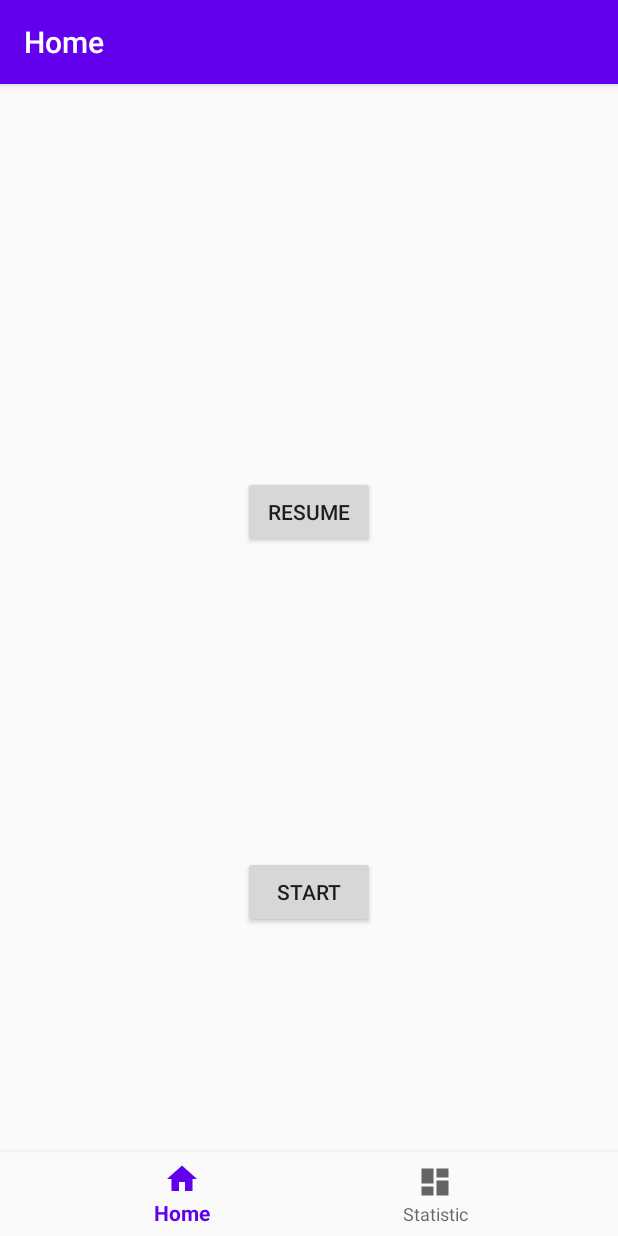
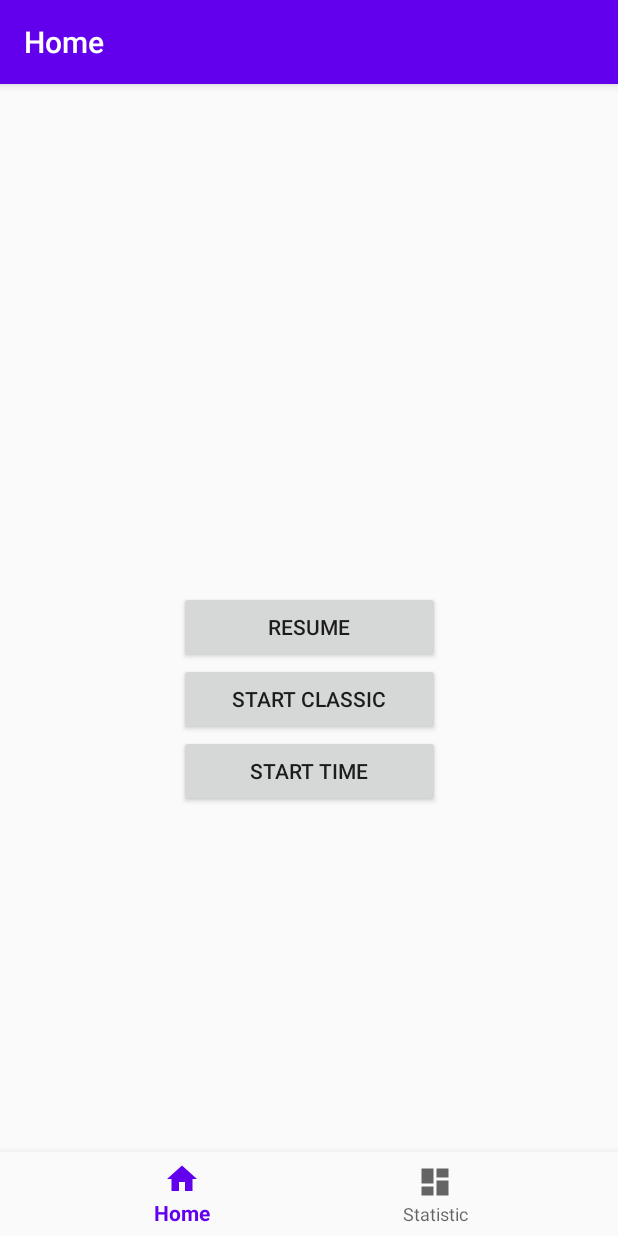
Before and after one commit to Alexandr-star/sudoku-awesome-puzzle-greate-n-the-best-wow-game-in-the-world-sometimes, an Android app: the screen it shows after launch (MainActivity), on a phone screen of 412 x 824 dp. Run offline under Robolectric (Android 15) with nearby library versions, the phone set to English and light mode, and no system bars; our stand-ins replace data binding, navigation-ui.

Commit message:
create button on fragments

```diff
--- a/app/src/main/res/layout/fragment_dashboard.xml
+++ b/app/src/main/res/layout/fragment_dashboard.xml
@@ -6,7 +6,5 @@
 
     <androidx.constraintlayout.widget.ConstraintLayout
         android:layout_width="match_parent"
-        android:layout_height="match_parent">
-
-    </androidx.constraintlayout.widget.ConstraintLayout>
+        android:layout_height="match_parent"/>
 </layout>
--- a/app/src/main/res/layout/fragment_home.xml
+++ b/app/src/main/res/layout/fragment_home.xml
@@ -8,28 +8,34 @@
         android:layout_width="match_parent"
         android:layout_height="match_parent">
 
-        <Button
-            android:id="@+id/startButton"
-            android:layout_width="wrap_content"
-            android:layout_height="wrap_content"
-            android:text="@string/startButton"
+        <LinearLayout
+            android:layout_width="174dp"
+            android:layout_height="148dp"
+            android:orientation="vertical"
             app:layout_constraintBottom_toBottomOf="parent"
-            app:layout_constraintEnd_toEndOf="@+id/resumeButton"
-            app:layout_constraintHorizontal_bias="0.5"
-            app:layout_constraintStart_toStartOf="@+id/resumeButton"
-            app:layout_constraintTop_toBottomOf="@+id/resumeButton" />
+            app:layout_constraintEnd_toEndOf="parent"
+            app:layout_constraintStart_toStartOf="parent"
+            app:layout_constraintTop_toTopOf="parent">
 
-        <Button
-            android:id="@+id/resumeButton"
-            android:layout_width="wrap_content"
-            android:layout_height="wrap_content"
-            android:text="@string/resumeButton"
-            android:visibility="visible"
-            app:layout_constraintBottom_toTopOf="@+id/startButton"
-            app:layout_constraintEnd_toEndOf="parent"
-            app:layout_constraintHorizontal_bias="0.501"
-            app:layout_constraintStart_toStartOf="parent"
-            app:layout_constraintTop_toTopOf="parent" />
+            <Button
+                android:id="@+id/resumeButton"
+                android:layout_width="match_parent"
+                android:layout_height="wrap_content"
+                android:text="@string/resumeButton"
+                android:visibility="visible" />
+
+            <Button
+                android:id="@+id/classicGameButton"
+                android:layout_width="match_parent"
+                android:layout_height="wrap_content"
+                android:text="@string/classicGameButton" />
+
+            <Button
+                android:id="@+id/timeGameButton"
+                android:layout_width="match_parent"
+                android:layout_height="wrap_content"
+                android:text="@string/timeGameButton" />
+        </LinearLayout>
     </androidx.constraintlayout.widget.ConstraintLayout>
 
 
--- a/app/src/main/res/values/strings.xml
+++ b/app/src/main/res/values/strings.xml
@@ -4,6 +4,10 @@
     <string name="title_dashboard">Statistic</string>
     <string name="title_gameboard">Game</string>
     <string name="title_level">Levels</string>
-    <string name="startButton">Start</string>
+    <string name="classicGameButton">Start Classic</string>
     <string name="resumeButton">Resume</string>
+    <string name="timeGameButton">Start Time</string>
+    <string name="level_easy">Easy</string>
+    <string name="level_medium">Medium</string>
+    <string name="level_hard">Hard</string>
 </resources>
```
Also changed, not shown: app/src/main/java/com/app/game/sudoku/ui/gameboard/GameboardFragment.kt (+6 -6 lines), app/src/main/java/com/app/game/sudoku/ui/level/LevelFragment.kt (+5 -7 lines), app/src/main/res/layout/fragment_gameboard.xml (+9 -5 lines), app/src/main/res/layout/fragment_level.xml (+38 -3 lines).
